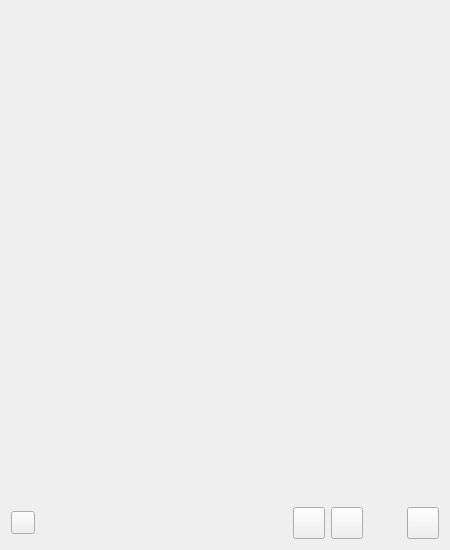
Old version of the form mainwindow.ui in the repository Kuszki/K-CopyButtons.
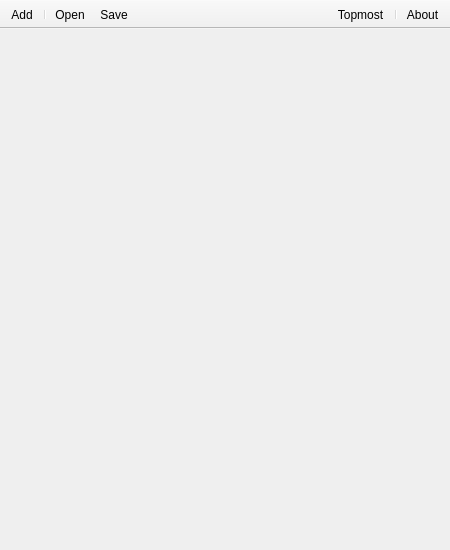
New version of the form. Icons and pictures are not drawn.

```diff
--- a/mainwindow.ui
+++ b/mainwindow.ui
@@ -12,8 +12,8 @@
   </property>
   <property name="minimumSize">
    <size>
-    <width>450</width>
-    <height>550</height>
+    <width>360</width>
+    <height>120</height>
    </size>
   </property>
   <property name="windowTitle">
@@ -25,84 +25,23 @@
    </iconset>
   </property>
   <widget class="QWidget" name="centralWidget">
-   <layout class="QGridLayout" name="gridLayout">
-    <item row="2" column="1">
-     <spacer name="spacerTools">
-      <property name="orientation">
-       <enum>Qt::Horizontal</enum>
-      </property>
-      <property name="sizeHint" stdset="0">
-       <size>
-        <width>40</width>
-        <height>20</height>
-       </size>
-      </property>
-     </spacer>
-    </item>
-    <item row="2" column="5">
-     <widget class="QToolButton" name="buttonAdd">
-      <property name="minimumSize">
-       <size>
-        <width>32</width>
-        <height>32</height>
-       </size>
-      </property>
-      <property name="toolTip">
-       <string>Dodaj wpis...</string>
-      </property>
-      <property name="text">
-       <string/>
-      </property>
-      <property name="icon">
-       <iconset theme="document-new">
-        <normaloff/>
-       </iconset>
-      </property>
-     </widget>
-    </item>
-    <item row="2" column="2">
-     <widget class="QToolButton" name="buttonLoad">
-      <property name="minimumSize">
-       <size>
-        <width>32</width>
-        <height>32</height>
-       </size>
-      </property>
-      <property name="toolTip">
-       <string>Otwórz plik...</string>
-      </property>
-      <property name="text">
-       <string/>
-      </property>
-      <property name="icon">
-       <iconset theme="document-open">
-        <normaloff/>
-       </iconset>
-      </property>
-     </widget>
-    </item>
-    <item row="2" column="3">
-     <widget class="QToolButton" name="toolButton">
-      <property name="minimumSize">
-       <size>
-        <width>32</width>
-        <height>32</height>
-       </size>
-      </property>
-      <property name="toolTip">
-       <string>Zapisz jako...</string>
-      </property>
-      <property name="text">
-       <string/>
-      </property>
-      <property name="icon">
-       <iconset theme="document-save-as">
-        <normaloff/>
-       </iconset>
-      </property>
-     </widget>
-    </item>
-    <item row="0" column="0" colspan="6">
+   <layout class="QVBoxLayout" name="verticalLayout">
+    <property name="spacing">
+     <number>0</number>
+    </property>
+    <property name="leftMargin">
+     <number>0</number>
+    </property>
+    <property name="topMargin">
+     <number>0</number>
+    </property>
+    <property name="rightMargin">
+     <number>0</number>
+    </property>
+    <property name="bottomMargin">
+     <number>0</number>
+    </property>
+    <item>
      <widget class="QScrollArea" name="scrollArea">
       <property name="frameShape">
        <enum>QFrame::NoFrame</enum>
@@ -121,11 +60,26 @@
         <rect>
          <x>0</x>
          <y>0</y>
-         <width>432</width>
-         <height>494</height>
+         <width>450</width>
+         <height>510</height>
         </rect>
        </property>
        <layout class="QGridLayout" name="layoutScrool">
+        <property name="leftMargin">
+         <number>0</number>
+        </property>
+        <property name="topMargin">
+         <number>0</number>
+        </property>
+        <property name="rightMargin">
+         <number>0</number>
+        </property>
+        <property name="bottomMargin">
+         <number>0</number>
+        </property>
+        <property name="spacing">
+         <number>0</number>
+        </property>
         <item row="1" column="0">
          <spacer name="spacerButtons">
           <property name="orientation">
@@ -134,7 +88,7 @@
           <property name="sizeHint" stdset="0">
            <size>
             <width>20</width>
-            <height>40</height>
+            <height>0</height>
            </size>
           </property>
          </spacer>
@@ -146,45 +100,132 @@
       </widget>
      </widget>
     </item>
-    <item row="2" column="4">
-     <spacer name="horizontalSpacer">
-      <property name="orientation">
-       <enum>Qt::Horizontal</enum>
-      </property>
-      <property name="sizeType">
-       <enum>QSizePolicy::Fixed</enum>
-      </property>
-      <property name="sizeHint" stdset="0">
-       <size>
-        <width>32</width>
-        <height>20</height>
-       </size>
-      </property>
-     </spacer>
-    </item>
-    <item row="2" column="0">
-     <widget class="QToolButton" name="buttonInfo">
-      <property name="sizePolicy">
-       <sizepolicy hsizetype="Fixed" vsizetype="Fixed">
-        <horstretch>32</horstretch>
-        <verstretch>32</verstretch>
-       </sizepolicy>
-      </property>
-      <property name="toolTip">
-       <string>Informacje o programie...</string>
-      </property>
-      <property name="text">
-       <string/>
-      </property>
-      <property name="icon">
-       <iconset theme="dialog-information">
-        <normaloff/>
-       </iconset>
-      </property>
-     </widget>
-    </item>
    </layout>
   </widget>
+  <widget class="QToolBar" name="mainToolbar">
+   <property name="windowTitle">
+    <string>Tools</string>
+   </property>
+   <property name="movable">
+    <bool>false</bool>
+   </property>
+   <property name="floatable">
+    <bool>false</bool>
+   </property>
+   <attribute name="toolBarArea">
+    <enum>TopToolBarArea</enum>
+   </attribute>
+   <attribute name="toolBarBreak">
+    <bool>false</bool>
+   </attribute>
+   <addaction name="actionAdd"/>
+   <addaction name="separator"/>
+   <addaction name="actionOpen"/>
+   <addaction name="actionSave"/>
+  </widget>
+  <widget class="QToolBar" name="aboutToolbar">
+   <property name="windowTitle">
+    <string>Info</string>
+   </property>
+   <property name="layoutDirection">
+    <enum>Qt::RightToLeft</enum>
+   </property>
+   <property name="movable">
+    <bool>false</bool>
+   </property>
+   <property name="floatable">
+    <bool>false</bool>
+   </property>
+   <attribute name="toolBarArea">
+    <enum>TopToolBarArea</enum>
+   </attribute>
+   <attribute name="toolBarBreak">
+    <bool>false</bool>
+   </attribute>
+   <addaction name="actionAbout"/>
+   <addaction name="separator"/>
+   <addaction name="actionTopmost"/>
+  </widget>
+  <action name="actionAbout">
+   <property name="icon">
+    <iconset theme="help-about">
+     <normaloff/>
+    </iconset>
+   </property>
+   <property name="text">
+    <string>About</string>
+   </property>
+   <property name="toolTip">
+    <string>Shows about dialog</string>
+   </property>
+   <property name="shortcut">
+    <string>F1</string>
+   </property>
+  </action>
+  <action name="actionOpen">
+   <property name="icon">
+    <iconset theme="document-open">
+     <normaloff/>
+    </iconset>
+   </property>
+   <property name="text">
+    <string>Open</string>
+   </property>
+   <property name="toolTip">
+    <string>Open file with records</string>
+   </property>
+   <property name="shortcut">
+    <string>Ctrl+O</string>
+   </property>
+  </action>
+  <action name="actionSave">
+   <property name="icon">
+    <iconset theme="document-save">
+     <normaloff/>
+    </iconset>
+   </property>
+   <property name="text">
+    <string>Save</string>
+   </property>
+   <property name="toolTip">
+    <string>Save current records</string>
+   </property>
+   <property name="shortcut">
+    <string>Ctrl+S</string>
+   </property>
+  </action>
+  <action name="actionAdd">
+   <property name="icon">
+    <iconset theme="list-add">
+     <normaloff/>
+    </iconset>
+   </property>
+   <property name="text">
+    <string>Add</string>
+   </property>
+   <property name="toolTip">
+    <string>Add new record</string>
+   </property>
+   <property name="shortcut">
+    <string>Ctrl+N</string>
+   </property>
+  </action>
+  <action name="actionTopmost">
+   <property name="checkable">
+    <bool>true</bool>
+   </property>
+   <property name="icon">
+    <iconset theme="go-up">
+     <normaloff/>
+    </iconset>
+   </property>
+   <property name="text">
+    <string>Topmost</string>
+   </property>
+   <property name="toolTip">
+    <string>Keep this window topmost</string>
+   </property>
+  </action>
  </widget>
  <layoutdefault spacing="6" margin="11"/>
  <resources/>
```
Left out of the diff: 75 changed lines with no effect on the pictures.
